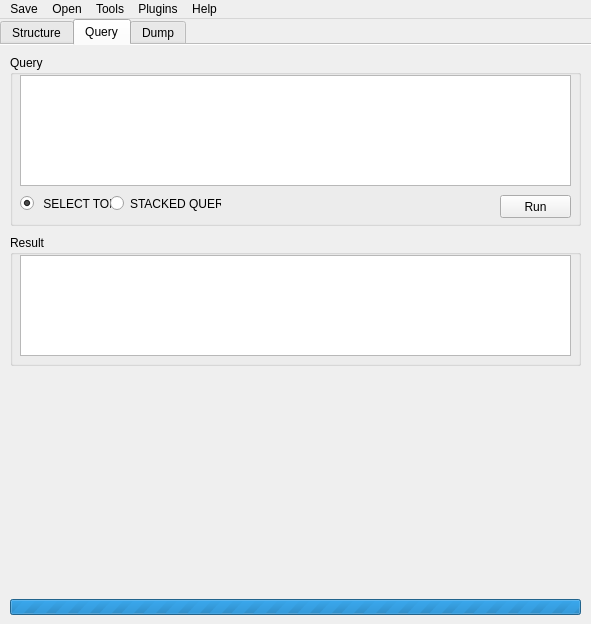
First picture: the form in gui/main/main.ui, repository kaeso/enema, before the edit.
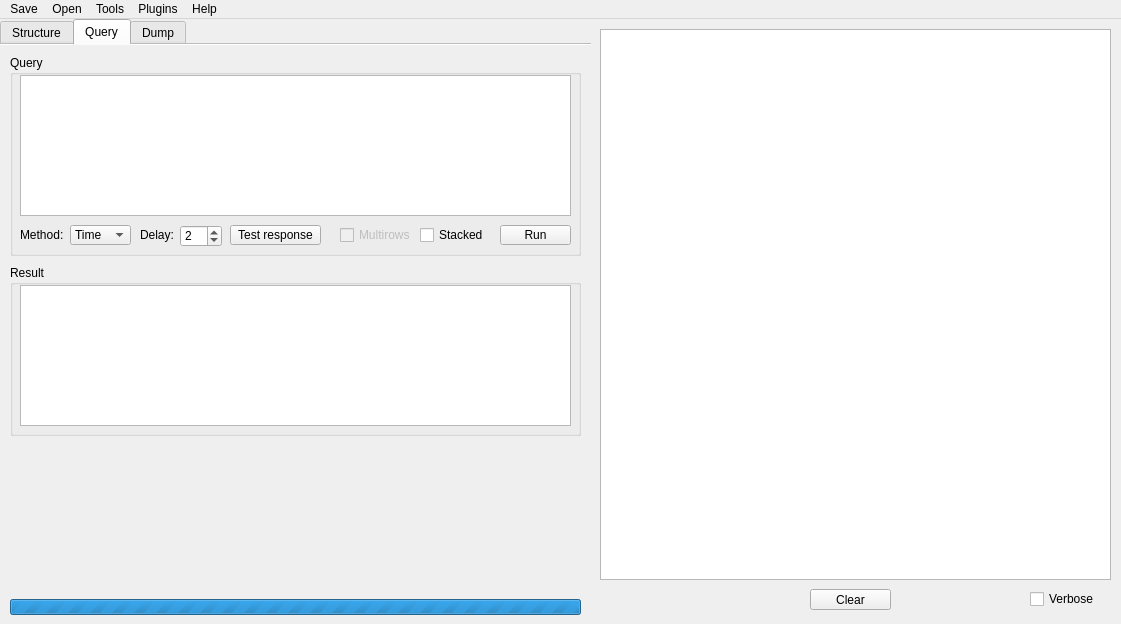
Second picture: the form after the edit. The open tabs and pages were chosen to show the change.

Commit message: added [blind] keyword and time based mssql injection

```diff
--- a/gui/main/main.ui
+++ b/gui/main/main.ui
@@ -6,7 +6,7 @@
    <rect>
     <x>0</x>
     <y>0</y>
-    <width>591</width>
+    <width>1121</width>
     <height>624</height>
    </rect>
   </property>
@@ -24,7 +24,7 @@
   </property>
   <property name="maximumSize">
    <size>
-    <width>1112</width>
+    <width>1121</width>
     <height>624</height>
    </size>
   </property>
@@ -544,7 +544,7 @@
         <x>10</x>
         <y>10</y>
         <width>571</width>
-        <height>171</height>
+        <height>201</height>
        </rect>
       </property>
       <property name="title">
@@ -556,63 +556,136 @@
          <x>10</x>
          <y>20</y>
          <width>551</width>
-         <height>111</height>
+         <height>141</height>
         </rect>
        </property>
        <property name="documentTitle">
         <string/>
        </property>
       </widget>
-      <widget class="QRadioButton" name="radioSelect">
-       <property name="geometry">
-        <rect>
-         <x>10</x>
-         <y>140</y>
-         <width>91</width>
-         <height>17</height>
-        </rect>
-       </property>
-       <property name="text">
-        <string> SELECT TOP</string>
-       </property>
-       <property name="checked">
-        <bool>true</bool>
-       </property>
-      </widget>
-      <widget class="QRadioButton" name="radioExec">
-       <property name="geometry">
-        <rect>
-         <x>100</x>
-         <y>140</y>
-         <width>111</width>
-         <height>17</height>
-        </rect>
-       </property>
-       <property name="text">
-        <string>STACKED QUERY</string>
-       </property>
-      </widget>
       <widget class="QPushButton" name="queryButton">
        <property name="geometry">
         <rect>
          <x>490</x>
-         <y>140</y>
+         <y>170</y>
          <width>71</width>
-         <height>23</height>
+         <height>20</height>
         </rect>
        </property>
        <property name="text">
         <string>Run</string>
        </property>
       </widget>
+      <widget class="QComboBox" name="blindMethodList">
+       <property name="geometry">
+        <rect>
+         <x>60</x>
+         <y>170</y>
+         <width>61</width>
+         <height>20</height>
+        </rect>
+       </property>
+       <item>
+        <property name="text">
+         <string>Time</string>
+        </property>
+       </item>
+      </widget>
+      <widget class="QCheckBox" name="isStacked">
+       <property name="geometry">
+        <rect>
+         <x>410</x>
+         <y>170</y>
+         <width>70</width>
+         <height>20</height>
+        </rect>
+       </property>
+       <property name="text">
+        <string>Stacked</string>
+       </property>
+      </widget>
+      <widget class="QSpinBox" name="delayBox">
+       <property name="geometry">
+        <rect>
+         <x>170</x>
+         <y>170</y>
+         <width>42</width>
+         <height>22</height>
+        </rect>
+       </property>
+       <property name="minimum">
+        <number>1</number>
+       </property>
+       <property name="maximum">
+        <number>59</number>
+       </property>
+       <property name="value">
+        <number>2</number>
+       </property>
+      </widget>
+      <widget class="QLabel" name="methodLabel">
+       <property name="geometry">
+        <rect>
+         <x>10</x>
+         <y>170</y>
+         <width>51</width>
+         <height>20</height>
+        </rect>
+       </property>
+       <property name="text">
+        <string>Method:</string>
+       </property>
+      </widget>
+      <widget class="QCheckBox" name="isMultirows">
+       <property name="enabled">
+        <bool>false</bool>
+       </property>
+       <property name="geometry">
+        <rect>
+         <x>330</x>
+         <y>170</y>
+         <width>70</width>
+         <height>20</height>
+        </rect>
+       </property>
+       <property name="text">
+        <string>Multirows</string>
+       </property>
+      </widget>
+      <widget class="QPushButton" name="testButton">
+       <property name="geometry">
+        <rect>
+         <x>220</x>
+         <y>170</y>
+         <width>91</width>
+         <height>20</height>
+        </rect>
+       </property>
+       <property name="text">
+        <string>Test response</string>
+       </property>
+      </widget>
+      <widget class="QLabel" name="delayLabel">
+       <property name="geometry">
+        <rect>
+         <x>130</x>
+         <y>170</y>
+         <width>41</width>
+         <height>20</height>
+        </rect>
+       </property>
+       <property name="text">
+        <string>Delay:</string>
+       </property>
+      </widget>
      </widget>
      <widget class="QGroupBox" name="groupBox_4">
       <property name="geometry">
        <rect>
         <x>10</x>
-        <y>190</y>
+        <y>220</y>
         <width>571</width>
-        <height>131</height>
+        <height>171</height>
        </rect>
       </property>
       <property name="title">
@@ -624,7 +697,7 @@
          <x>10</x>
          <y>20</y>
          <width>551</width>
-         <height>101</height>
+         <height>141</height>
         </rect>
        </property>
        <property name="documentTitle">
@@ -862,23 +935,10 @@
      </widget>
     </widget>
    </widget>
-   <widget class="QTextEdit" name="logTxtEdit">
-    <property name="geometry">
-     <rect>
-      <x>600</x>
-      <y>20</y>
-      <width>501</width>
-      <height>541</height>
-     </rect>
-    </property>
-    <property name="readOnly">
-     <bool>true</bool>
-    </property>
-   </widget>
    <widget class="QToolButton" name="clearLogButton">
     <property name="geometry">
      <rect>
-      <x>1020</x>
+      <x>810</x>
       <y>570</y>
       <width>81</width>
       <height>21</height>
@@ -931,13 +991,46 @@
      <string>%p%</string>
     </property>
    </widget>
+   <widget class="QTextEdit" name="logTxtEdit">
+    <property name="geometry">
+     <rect>
+      <x>600</x>
+      <y>10</y>
+      <width>511</width>
+      <height>551</height>
+     </rect>
+    </property>
+    <property name="readOnly">
+     <bool>true</bool>
+    </property>
+    <property name="html">
+     <string>&lt;!DOCTYPE HTML PUBLIC &quot;-//W3C//DTD HTML 4.0//EN&quot; &quot;http://www.w3.org/TR/REC-html40/strict.dtd&quot;&gt;
+&lt;html&gt;&lt;head&gt;&lt;meta name=&quot;qrichtext&quot; content=&quot;1&quot; /&gt;&lt;style type=&quot;text/css&quot;&gt;
+p, li { white-space: pre-wrap; }
+&lt;/style&gt;&lt;/head&gt;&lt;body style=&quot; font-family:'MS Shell Dlg 2'; font-size:8.25pt; font-weight:400; font-style:normal;&quot;&gt;
+&lt;p style=&quot;-qt-paragraph-type:empty; margin-top:0px; margin-bottom:0px; margin-left:0px; margin-right:0px; -qt-block-indent:0; text-indent:0px; font-size:8pt;&quot;&gt;&lt;br /&gt;&lt;/p&gt;&lt;/body&gt;&lt;/html&gt;</string>
+    </property>
+   </widget>
+   <widget class="QCheckBox" name="isVerbose">
+    <property name="geometry">
+     <rect>
+      <x>1030</x>
+      <y>570</y>
+      <width>81</width>
+      <height>20</height>
+     </rect>
+    </property>
+    <property name="text">
+     <string>Verbose</string>
+    </property>
+   </widget>
   </widget>
   <widget class="QMenuBar" name="menubar">
    <property name="geometry">
     <rect>
      <x>0</x>
      <y>0</y>
-     <width>591</width>
+     <width>1121</width>
      <height>21</height>
     </rect>
    </property>
```
Left out of the diff: 104 changed lines with no effect on the pictures. The commit also changes 8 other files.
